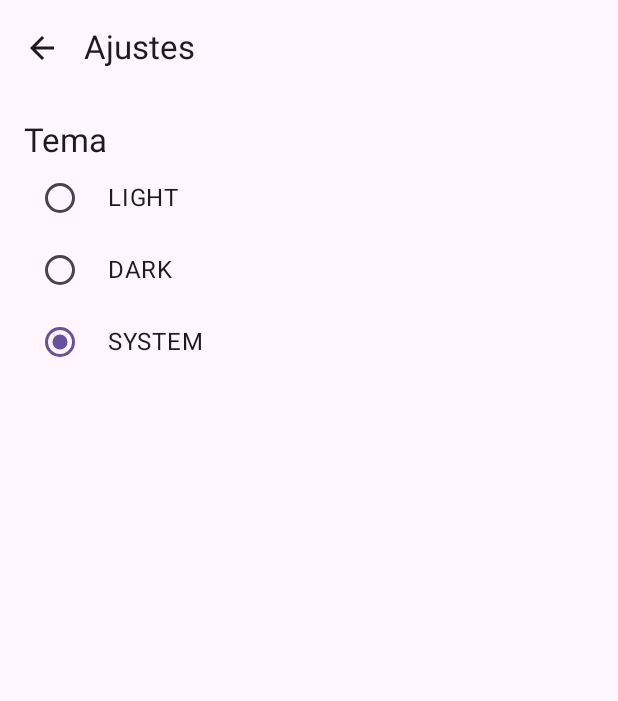
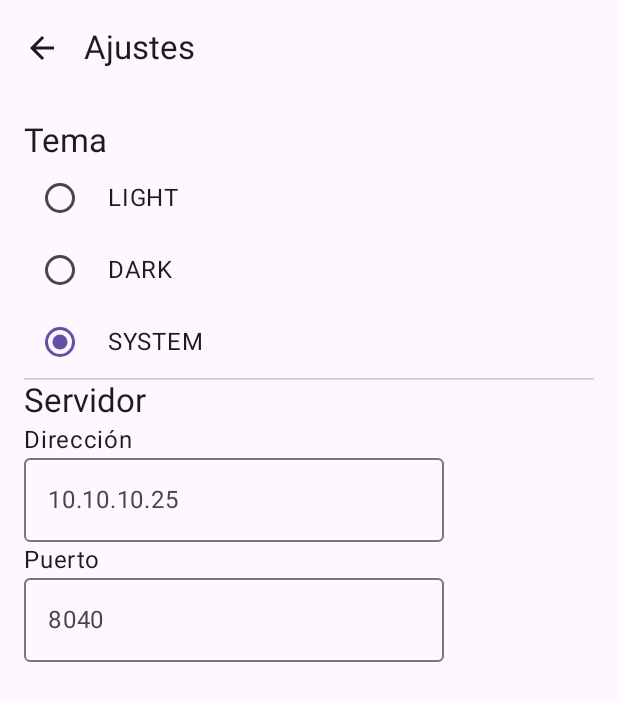
Before and after one commit to EmersonPuebla/reminders, an Android app built with Jetpack Compose: the SettingsScreen screen opened through its navigation route, on a phone screen of 412 x 824 dp. Shown: the top 701 px of the screen. Run offline under Robolectric (Android 15) with nearby library versions, the phone set to English and light mode, and no system bars.

Commit message:
Shit Code

```diff
--- a/app/build.gradle.kts
+++ b/app/build.gradle.kts
@@ -42,6 +42,7 @@ android {
 }
 
 dependencies {
+    implementation(libs.androidx.appcompat)
     val roomVersion = "2.8.1"
     implementation("androidx.room:room-runtime:$roomVersion")
     ksp("androidx.room:room-compiler:$roomVersion")
--- a/app/src/main/java/com/example/reminders/MainActivity.kt
+++ b/app/src/main/java/com/example/reminders/MainActivity.kt
@@ -3,12 +3,17 @@ package com.example.reminders
 import android.os.Bundle
 import androidx.activity.ComponentActivity
 import androidx.activity.compose.setContent
+import androidx.compose.animation.core.tween
+import androidx.compose.animation.slideInVertically
+import androidx.compose.animation.slideOutVertically
 import androidx.compose.foundation.isSystemInDarkTheme
 import androidx.compose.runtime.*
+import androidx.compose.ui.window.DialogProperties
 import androidx.lifecycle.viewmodel.compose.viewModel
 import androidx.navigation.NavType
 import androidx.navigation.compose.NavHost
 import androidx.navigation.compose.composable
+import androidx.navigation.compose.dialog
 import androidx.navigation.compose.rememberNavController
 import androidx.navigation.navArgument
 import com.example.reminders.ui.AppViewModelProvider
@@ -48,7 +53,10 @@ fun RemindersApp() {
                 onSettingsClick = { navController.navigate("settings") }
             )
         }
-        composable("create_reminder") {
+        dialog(
+            "create_reminder",
+            dialogProperties = DialogProperties(usePlatformDefaultWidth = false),
+        ) {
             ReminderDetailScreen(onBack = { navController.popBackStack() })
         }
         composable(
@@ -62,9 +70,10 @@ fun RemindersApp() {
                 }
             )
         }
-        composable(
+        dialog(
             route = "edit_reminder/{reminderId}",
-            arguments = listOf(navArgument("reminderId") { type = NavType.IntType })
+            arguments = listOf(navArgument("reminderId") { type = NavType.IntType }),
+            dialogProperties = DialogProperties(usePlatformDefaultWidth = false),
         ) {
             ReminderDetailScreen(onBack = { navController.popBackStack() })
         }
--- a/app/src/main/java/com/example/reminders/ui/screens/SettingsScreen.kt
+++ b/app/src/main/java/com/example/reminders/ui/screens/SettingsScreen.kt
@@ -57,6 +57,28 @@ fun SettingsScreen(
                     Text(theme.name)
                 }
             }
+
+            HorizontalDivider()
+
+            Text(text = "Servidor", style = MaterialTheme.typography.titleLarge)
+
+            Text("Dirección")
+            OutlinedTextField(
+                value = "",
+                onValueChange = { /* TODO */ },
+                placeholder = {
+                    Text("10.10.10.25")
+                }
+            )
+
+            Text("Puerto")
+            OutlinedTextField(
+                value = "",
+                onValueChange = { /* TODO */ },
+                placeholder = {
+                    Text("8040")
+                }
+            )
         }
     }
 }
--- a/app/src/main/res/values/themes.xml
+++ b/app/src/main/res/values/themes.xml
@@ -1,5 +1,4 @@
 <?xml version="1.0" encoding="utf-8"?>
 <resources>
-
     <style name="Theme.Reminders" parent="android:Theme.Material.Light.NoActionBar" />
 </resources>
--- a/gradle/libs.versions.toml
+++ b/gradle/libs.versions.toml
@@ -1,5 +1,5 @@
 [versions]
-agp = "8.13.0"
+agp = "8.13.1"
 kotlin = "2.0.21"
 coreKtx = "1.10.1"
 junit = "4.13.2"
@@ -9,6 +9,7 @@ lifecycleRuntimeKtx = "2.6.1"
 activityCompose = "1.8.0"
 composeBom = "2024.09.00"
 ksp = "2.0.21-1.0.27"
+appcompat = "1.7.1"
 
 [libraries]
 androidx-core-ktx = { group = "androidx.core", name = "core-ktx", version.ref = "coreKtx" }
@@ -25,6 +26,7 @@ androidx-compose-ui-tooling-preview = { group = "androidx.compose.ui", name = "u
 androidx-compose-ui-test-manifest = { group = "androidx.compose.ui", name = "ui-test-manifest" }
 androidx-compose-ui-test-junit4 = { group = "androidx.compose.ui", name = "ui-test-junit4" }
 androidx-compose-material3 = { group = "androidx.compose.material3", name = "material3" }
+androidx-appcompat = { group = "androidx.appcompat", name = "appcompat", version.ref = "appcompat" }
 
 [plugins]
 android-application = { id = "com.android.application", version.ref = "agp" }
```
Also changed, not shown: app/src/main/java/com/example/reminders/ui/screens/ReminderDetailScreen.kt (+19 -19 lines).
